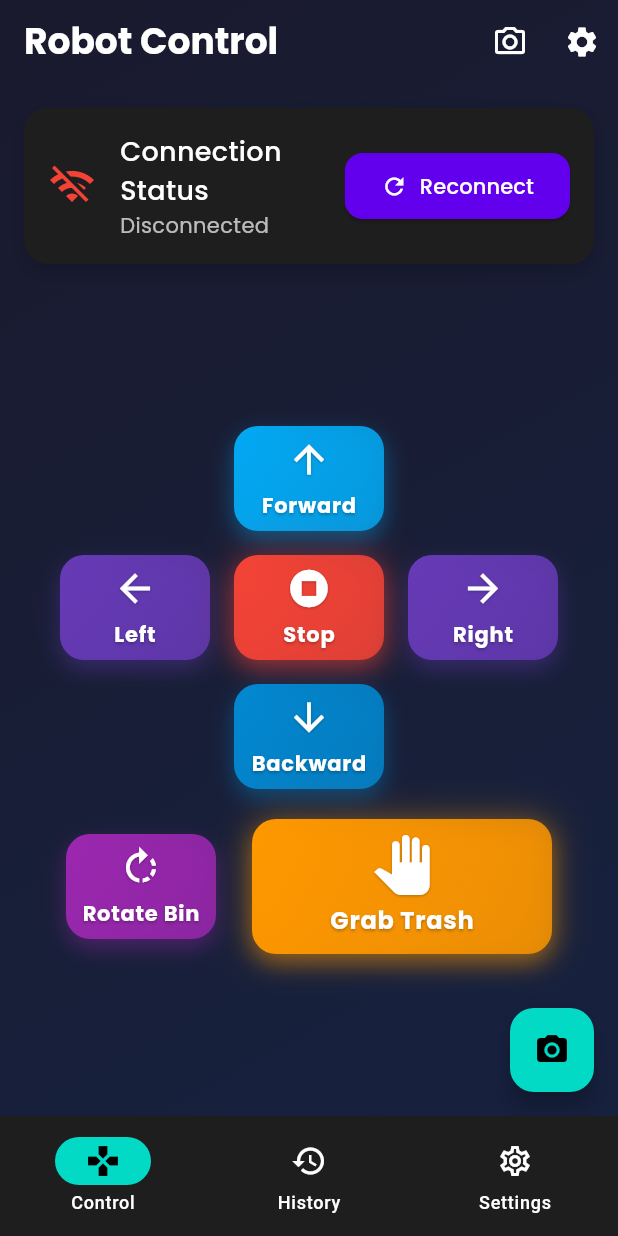
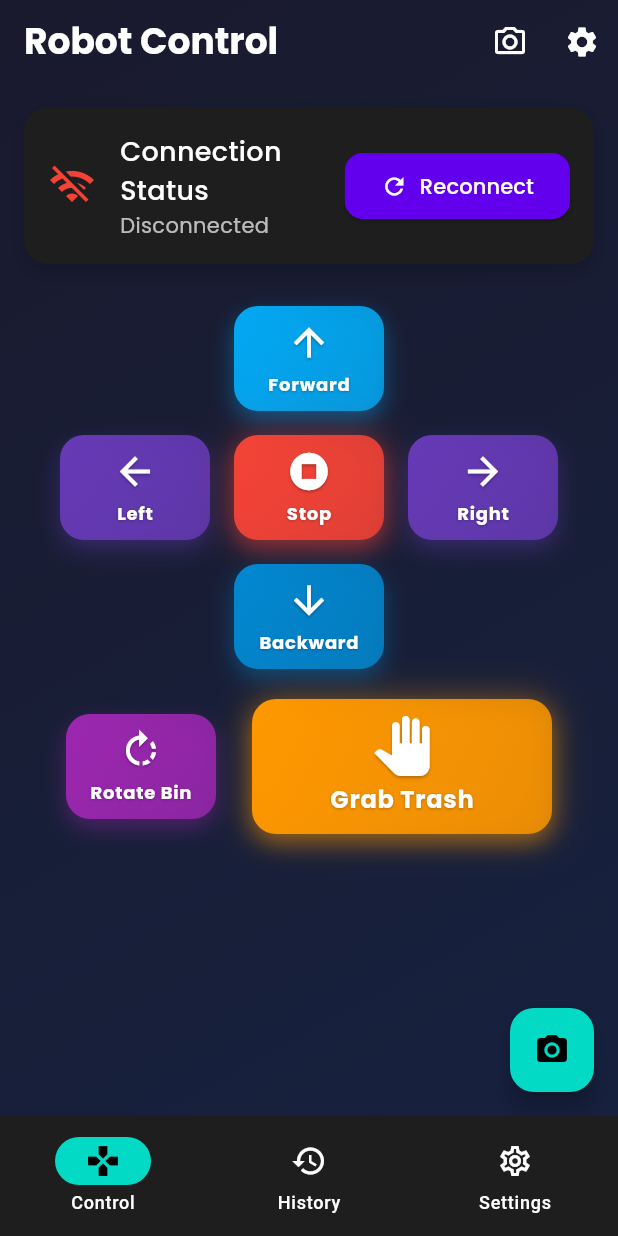
Before and after one commit to vulinhnopro2704/PBL5-MobileApp, a Flutter app: the screen it shows after launch, on a phone screen of 412 x 824 dp. Run offline on Flutter 3.47's test engine with Material 3 defaults, Android fonts, the light colour scheme and no system bars; our stand-ins replace cached_network_image, dio, flutter_dotenv, google_fonts, logger, rxdart and 1 more; network calls fail.

Commit message:
Fix overflow bug

```diff
--- a/lib/screens/control_screen.dart
+++ b/lib/screens/control_screen.dart
@@ -21,6 +21,10 @@ class _ControlScreenState extends State<ControlScreen>
     with TickerProviderStateMixin {
   final WebSocketService _webSocketService = WebSocketService();
   final ApiService _apiService = ApiService();
+
+  // Stream subscriptions to be managed
+  StreamSubscription? _messageSubscription;
+  StreamSubscription? _connectionStatusSubscription;
 
   String _status = 'Disconnected';
   bool _isConnecting = false;
@@ -48,20 +52,26 @@ class _ControlScreenState extends State<ControlScreen>
 
     _connectWebSocket();
 
-    // Listen for WebSocket messages
-    _webSocketService.messageStream.listen((message) {
+    // Listen for WebSocket messages with proper subscription management
+    _messageSubscription = _webSocketService.messageStream.listen((message) {
       LogService.info('Message from server: $message');
       // Update UI based on message if needed
+      if (mounted) {
+        // Check if the widget is still in the tree
         setState(() {
           // Example: parse status message
           if (message is String && message.contains('status')) {
             _status = 'Connected: $message';
           }
         });
+      }
     });
 
-    // Listen for connection status changes
-    _webSocketService.connectionStatusStream.listen((isConnected) {
+    // Listen for connection status changes with proper subscription management
+    _connectionStatusSubscription = _webSocketService.connectionStatusStream
+        .listen((isConnected) {
+          if (mounted) {
+            // Check if the widget is still in the tree
             setState(() {
               if (isConnected) {
                 _status = 'Connected';
@@ -72,11 +82,16 @@ class _ControlScreenState extends State<ControlScreen>
                 _stopContinuousCommand();
               }
             });
+          }
         });
   }
 
   @override
   void dispose() {
+    // Cancel stream subscriptions
+    _messageSubscription?.cancel();
+    _connectionStatusSubscription?.cancel();
+
     _webSocketService.dispose();
     _connectionAnimController.dispose();
     _stopContinuousCommand();
@@ -608,10 +623,12 @@ class _ControlScreenState extends State<ControlScreen>
                 // Control buttons
                 if (!_showCamera)
                   Expanded(
+                    child: SingleChildScrollView(
                       child: Center(
                         child: Column(
                           mainAxisAlignment: MainAxisAlignment.center,
                           children: [
+                            const SizedBox(height: 12),
                             // Forward button
                             GestureDetector(
                               onLongPress:
@@ -635,7 +652,8 @@ class _ControlScreenState extends State<ControlScreen>
                                 GestureDetector(
                                   onLongPress:
                                       () => _startContinuousCommand('left'),
-                                onLongPressEnd: (_) => _stopContinuousCommand(),
+                                  onLongPressEnd:
+                                      (_) => _stopContinuousCommand(),
                                   child: ControlButton(
                                     icon: Icons.arrow_back,
                                     label: 'Left',
@@ -657,7 +675,8 @@ class _ControlScreenState extends State<ControlScreen>
                                 GestureDetector(
                                   onLongPress:
                                       () => _startContinuousCommand('right'),
-                                onLongPressEnd: (_) => _stopContinuousCommand(),
+                                  onLongPressEnd:
+                                      (_) => _stopContinuousCommand(),
                                   child: ControlButton(
                                     icon: Icons.arrow_forward,
                                     label: 'Right',
@@ -709,6 +728,7 @@ class _ControlScreenState extends State<ControlScreen>
                               ],
                             ),
                           ],
+                        ),
                       ),
                     ),
                   ),
--- a/lib/widgets/control_button.dart
+++ b/lib/widgets/control_button.dart
@@ -135,6 +135,10 @@ class _ControlButtonState extends State<ControlButton>
                   highlightColor: Colors.white.withOpacity(0.1),
                   onTap: () {},
                   child: Center(
+                    child: FittedBox(
+                      fit: BoxFit.scaleDown,
+                      child: Padding(
+                        padding: const EdgeInsets.symmetric(horizontal: 4.0),
                         child: Column(
                           mainAxisAlignment: MainAxisAlignment.center,
                           children: [
@@ -150,12 +154,12 @@ class _ControlButtonState extends State<ControlButton>
                                 ),
                               ],
                             ),
-                        const SizedBox(height: 6),
+                            const SizedBox(height: 4),
                             Text(
                               widget.label,
                               style: TextStyle(
                                 color: Colors.white,
-                            fontSize: widget.isLarge ? 16 : 14,
+                                fontSize: widget.isLarge ? 16 : 12,
                                 fontWeight: FontWeight.bold,
                                 letterSpacing: 0.5,
                                 shadows: const [
@@ -174,6 +178,8 @@ class _ControlButtonState extends State<ControlButton>
                   ),
                 ),
               ),
+            ),
+          ),
         );
       },
     );
```
Also changed, not shown: 1 other file. Lines whose indentation alone changed are shown as unchanged.
